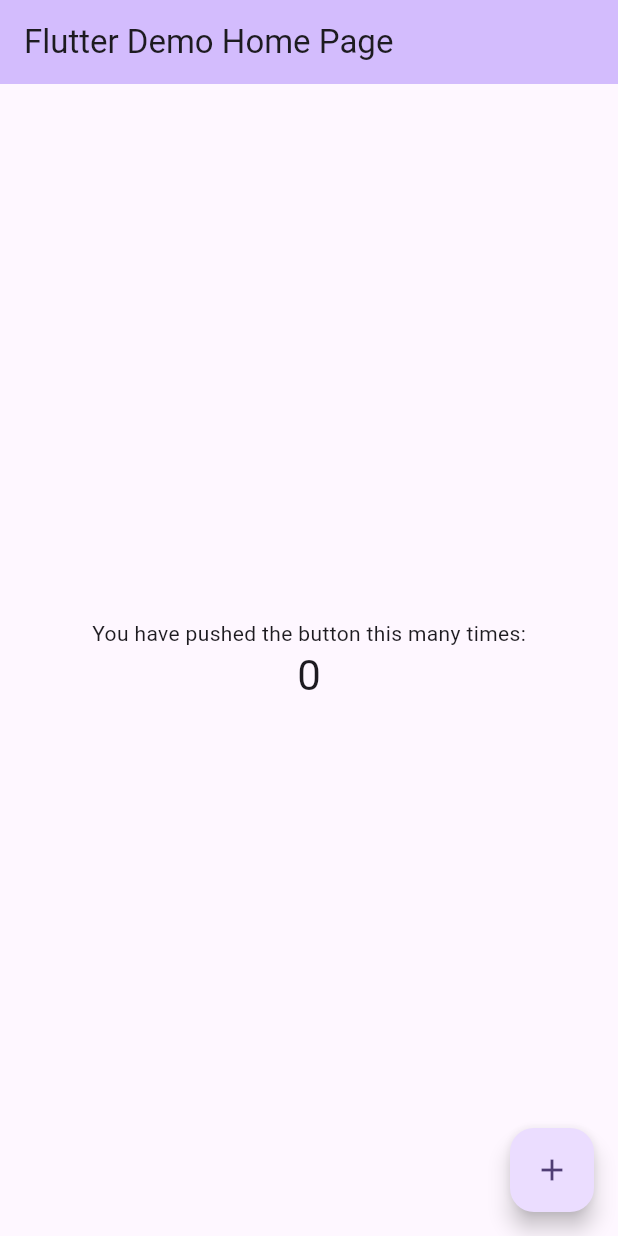
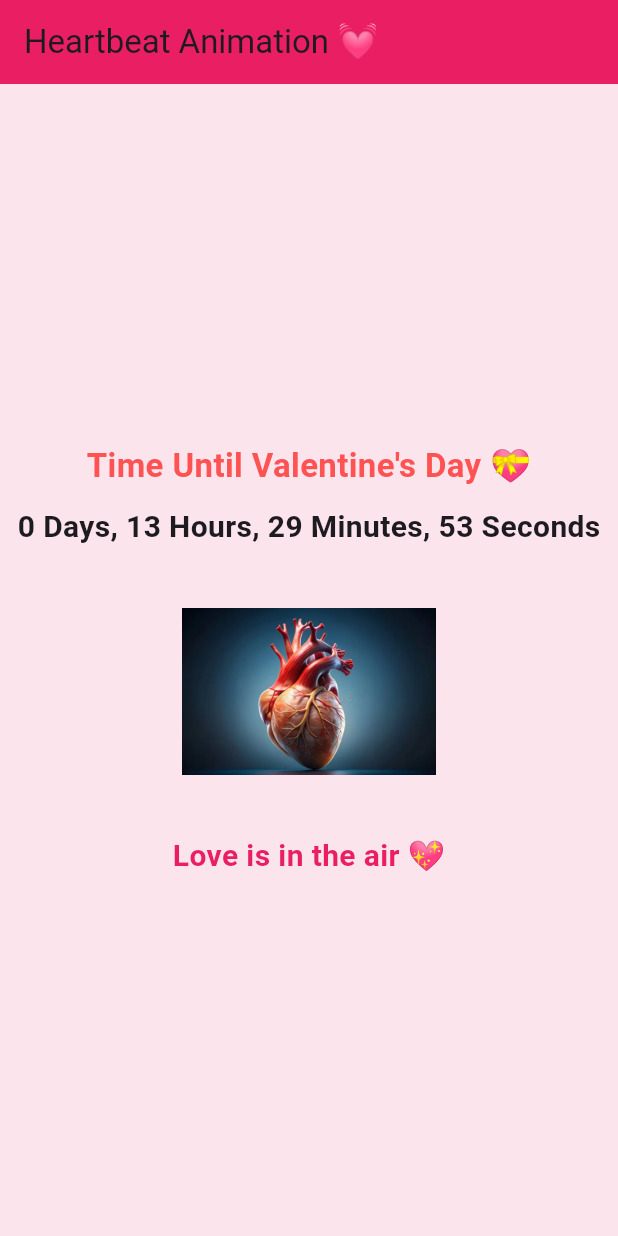
Before and after one commit to Dhruvv0203/hw2, a Flutter app: the screen it shows after launch, on a phone screen of 412 x 824 dp. Run offline on Flutter 3.47's test engine with Material 3 defaults, Android fonts, the phone set to English and light mode, and no system bars.

Commit message:
Added timer and cute messages

```diff
--- a/lib/main.dart
+++ b/lib/main.dart
@@ -1,125 +1,211 @@
+// Andres Cuervo
+// Dhruv Patel
+
+import 'dart:async';
+import 'dart:math';
 import 'package:flutter/material.dart';
 
 void main() {
-  runApp(const MyApp());
+  runApp(const HeartbeatApp());
 }
 
-class MyApp extends StatelessWidget {
-  const MyApp({super.key});
+class HeartbeatApp extends StatelessWidget {
+  const HeartbeatApp({super.key});
 
-  // This widget is the root of your application.
   @override
   Widget build(BuildContext context) {
     return MaterialApp(
-      title: 'Flutter Demo',
-      theme: ThemeData(
-        // This is the theme of your application.
-        //
-        // TRY THIS: Try running your application with "flutter run". You'll see
-        // the application has a purple toolbar. Then, without quitting the app,
-        // try changing the seedColor in the colorScheme below to Colors.green
-        // and then invoke "hot reload" (save your changes or press the "hot
-        // reload" button in a Flutter-supported IDE, or press "r" if you used
-        // the command line to start the app).
-        //
-        // Notice that the counter didn't reset back to zero; the application
-        // state is not lost during the reload. To reset the state, use hot
-        // restart instead.
-        //
-        // This works for code too, not just values: Most code changes can be
-        // tested with just a hot reload.
-        colorScheme: ColorScheme.fromSeed(seedColor: Colors.deepPurple),
-        useMaterial3: true,
-      ),
-      home: const MyHomePage(title: 'Flutter Demo Home Page'),
+      debugShowCheckedModeBanner: false,
+      home: HeartbeatScreen(),
     );
   }
 }
 
-class MyHomePage extends StatefulWidget {
-  const MyHomePage({super.key, required this.title});
-
-  // This widget is the home page of your application. It is stateful, meaning
-  // that it has a State object (defined below) that contains fields that affect
-  // how it looks.
-
-  // This class is the configuration for the state. It holds the values (in this
-  // case the title) provided by the parent (in this case the App widget) and
-  // used by the build method of the State. Fields in a Widget subclass are
-  // always marked "final".
-
-  final String title;
+class HeartbeatScreen extends StatefulWidget {
+  const HeartbeatScreen({super.key});
 
   @override
-  State<MyHomePage> createState() => _MyHomePageState();
+  _HeartbeatScreenState createState() => _HeartbeatScreenState();
 }
 
-class _MyHomePageState extends State<MyHomePage> {
-  int _counter = 0;
+class _HeartbeatScreenState extends State<HeartbeatScreen>
+    with SingleTickerProviderStateMixin {
+  late AnimationController _controller;
+  late Animation<double> _animation;
+  Timer? _timer;
+  Duration _timeLeft = Duration.zero;
 
-  void _incrementCounter() {
+  List<String> messages = [
+    "Happy Valentine's Day! 💘",
+    "You make my heart skip a beat!",
+    "Love is in the air 💖",
+    "You're my favorite notification ❤️",
+    "Be mine, Valentine! 💕"
+  ];
+  int currentMessageIndex = 0;
+  bool _showMessage = true;
+
+  @override
+  void initState() {
+    super.initState();
+
+    // Heartbeat Animation Setup
+    _controller = AnimationController(
+      vsync: this,
+      duration: const Duration(milliseconds: 800),
+    )..repeat(reverse: true);
+
+    _animation = Tween<double>(begin: 1.0, end: 1.5).animate(_controller);
+
+    // Start Countdown Timer for Friday
+    _startCountdown();
+
+    // Cycle messages every 3 seconds
+    Timer.periodic(const Duration(seconds: 3), (timer) {
       setState(() {
-      // This call to setState tells the Flutter framework that something has
-      // changed in this State, which causes it to rerun the build method below
-      // so that the display can reflect the updated values. If we changed
-      // _counter without calling setState(), then the build method would not be
-      // called again, and so nothing would appear to happen.
-      _counter++;
+        currentMessageIndex = (currentMessageIndex + 1) % messages.length;
+        _showMessage = !_showMessage; // Toggle fade effect
       });
+    });
+  }
+
+  /// Start countdown to this **Friday**
+  void _startCountdown() {
+    DateTime now = DateTime.now();
+    DateTime nextFriday = _getNextFriday(now);
+
+    _timeLeft = nextFriday.difference(now);
+
+    _timer = Timer.periodic(const Duration(seconds: 1), (timer) {
+      setState(() {
+        _timeLeft = nextFriday.difference(DateTime.now());
+        if (_timeLeft.isNegative) {
+          timer.cancel();
+          _timeLeft = Duration.zero;
+        }
+      });
+    });
+  }
+
+  /// Get the next **Friday** from today's date
+  DateTime _getNextFriday(DateTime now) {
+    int daysUntilFriday = (DateTime.friday - now.weekday) % 7;
+    if (daysUntilFriday == 0) {
+      daysUntilFriday = 7; // If today is already Friday, set to next Friday
+    }
+    return now.add(Duration(days: daysUntilFriday)).copyWith(hour: 0, minute: 0, second: 0);
+  }
+
+  @override
+  void dispose() {
+    _controller.dispose();
+    _timer?.cancel();
+    super.dispose();
   }
 
   @override
   Widget build(BuildContext context) {
-    // This method is rerun every time setState is called, for instance as done
-    // by the _incrementCounter method above.
-    //
-    // The Flutter framework has been optimized to make rerunning build methods
-    // fast, so that you can just rebuild anything that needs updating rather
-    // than having to individually change instances of widgets.
     return Scaffold(
+      backgroundColor: Colors.pink[50],
       appBar: AppBar(
-        // TRY THIS: Try changing the color here to a specific color (to
-        // Colors.amber, perhaps?) and trigger a hot reload to see the AppBar
-        // change color while the other colors stay the same.
-        backgroundColor: Theme.of(context).colorScheme.inversePrimary,
-        // Here we take the value from the MyHomePage object that was created by
-        // the App.build method, and use it to set our appbar title.
-        title: Text(widget.title),
+        title: const Text("Heartbeat Animation 💓"),
+        backgroundColor: Colors.pink,
       ),
-      body: Center(
-        // Center is a layout widget. It takes a single child and positions it
-        // in the middle of the parent.
+      body: Stack(
+        children: [
+          // Floating Hearts Background
+          ...List.generate(10, (index) => FloatingHeart()),
+
+          // Main Content
+          Center(
             child: Column(
-          // Column is also a layout widget. It takes a list of children and
-          // arranges them vertically. By default, it sizes itself to fit its
-          // children horizontally, and tries to be as tall as its parent.
-          //
-          // Column has various properties to control how it sizes itself and
-          // how it positions its children. Here we use mainAxisAlignment to
-          // center the children vertically; the main axis here is the vertical
-          // axis because Columns are vertical (the cross axis would be
-          // horizontal).
-          //
-          // TRY THIS: Invoke "debug painting" (choose the "Toggle Debug Paint"
-          // action in the IDE, or press "p" in the console), to see the
-          // wireframe for each widget.
               mainAxisAlignment: MainAxisAlignment.center,
-          children: <Widget>[
-            const Text(
-              'You have pushed the button this many times:',
+              children: [
+                // Valentine's Day Countdown Display
+                Text(
+                  "Time Until Valentine's Day 💝",
+                  style: const TextStyle(
+                      fontSize: 22, fontWeight: FontWeight.bold, color: Colors.redAccent),
                 ),
+                const SizedBox(height: 10),
                 Text(
-              '$_counter',
-              style: Theme.of(context).textTheme.headlineMedium,
+                  _formatCountdown(),
+                  style: const TextStyle(fontSize: 20, fontWeight: FontWeight.bold),
+                ),
+                const SizedBox(height: 20),
+
+                // Heartbeat Animation with Image
+                GestureDetector(
+                  onTap: () {
+                    setState(() {
+                      currentMessageIndex = (currentMessageIndex + 1) % messages.length;
+                    });
+                  },
+                  child: ScaleTransition(
+                    scale: _animation,
+                    child: Image.asset(
+                      "assets/images/heart.png",
+                      width: 150,
+                      height: 150,
+                    ),
+                  ),
+                ),
+                const SizedBox(height: 20),
+
+                // Fading Valentine's Message
+                AnimatedOpacity(
+                  opacity: _showMessage ? 1.0 : 0.0,
+                  duration: const Duration(seconds: 1),
+                  child: Text(
+                    messages[currentMessageIndex],
+                    style: const TextStyle(
+                      fontSize: 20,
+                      fontWeight: FontWeight.bold,
+                      color: Colors.pink,
+                    ),
+                  ),
                 ),
               ],
             ),
           ),
-      floatingActionButton: FloatingActionButton(
-        onPressed: _incrementCounter,
-        tooltip: 'Increment',
-        child: const Icon(Icons.add),
-      ), // This trailing comma makes auto-formatting nicer for build methods.
+        ],
+      ),
+    );
+  }
+
+  /// Format countdown into **Days, Hours, Minutes, Seconds**
+  String _formatCountdown() {
+    int days = _timeLeft.inDays;
+    int hours = _timeLeft.inHours % 24;
+    int minutes = _timeLeft.inMinutes % 60;
+    int seconds = _timeLeft.inSeconds % 60;
+
+    return "$days Days, $hours Hours, $minutes Minutes, $seconds Seconds";
+  }
+}
+
+// Floating Hearts Animation
+class FloatingHeart extends StatelessWidget {
+  final Random random = Random();
+
+  FloatingHeart({super.key});
+
+  @override
+  Widget build(BuildContext context) {
+    double leftPosition = random.nextDouble() * MediaQuery.of(context).size.width;
+    int duration = 3 + random.nextInt(5); // Random duration between 3-8 sec
+
+    return AnimatedPositioned(
+      duration: Duration(seconds: duration),
+      curve: Curves.easeInOut,
+      top: -50,
+      left: leftPosition,
+      bottom: MediaQuery.of(context).size.height,
+      child: Icon(
+        Icons.favorite,
+        color: Colors.pink.withOpacity(0.5),
+        size: 30 + random.nextInt(20).toDouble(),
+      ),
     );
   }
 }
--- a/pubspec.yaml
+++ b/pubspec.yaml
@@ -58,8 +58,8 @@ flutter:
   uses-material-design: true
 
   # To add assets to your application, add an assets section, like this:
-  # assets:
-  #   - images/a_dot_burr.jpeg
+  assets:
+    - assets/images/heart.png
   #   - images/a_dot_ham.jpeg
 
   # An image asset can refer to one or more resolution-specific "variants", see
```
Also changed, not shown: assets/images/heart.png (added), 1 other file. Lines whose indentation alone changed are shown as unchanged.
